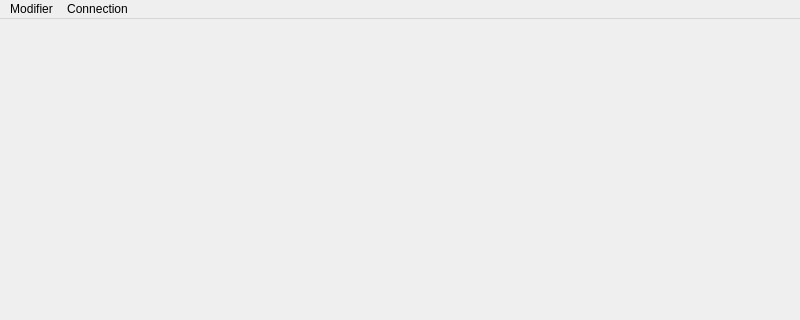
First picture: the form in structure_liste/mainwindow.ui, repository kurosakon/-projet-universitaire-client-lourd, before the edit; both pictures show x 0 to 800 and y 0 to 320 of the 800 by 600 pixel window.
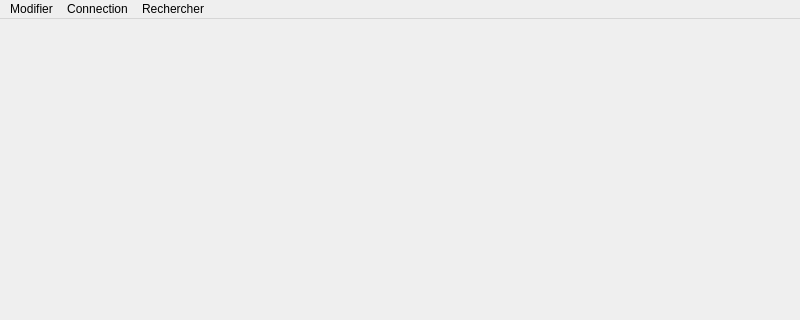
Second picture: the form after the edit.

The edit to the form file:
```diff
--- a/structure_liste/mainwindow.ui
+++ b/structure_liste/mainwindow.ui
@@ -20,7 +20,7 @@
      <x>0</x>
      <y>0</y>
      <width>800</width>
-     <height>21</height>
+     <height>20</height>
     </rect>
    </property>
    <widget class="QMenu" name="modifieMenu">
@@ -35,8 +35,16 @@
     </property>
     <addaction name="connectionAction"/>
    </widget>
+   <widget class="QMenu" name="menuRechercher">
+    <property name="title">
+     <string>Rechercher</string>
+    </property>
+    <addaction name="titreRechercheAction"/>
+    <addaction name="tagRechercheAction"/>
+   </widget>
    <addaction name="modifieMenu"/>
    <addaction name="menuConnection"/>
+   <addaction name="menuRechercher"/>
   </widget>
   <widget class="QStatusBar" name="statusbar"/>
   <action name="deleteElementAction">
```
Left out of the diff: 24 changed lines with no effect on the pictures.
